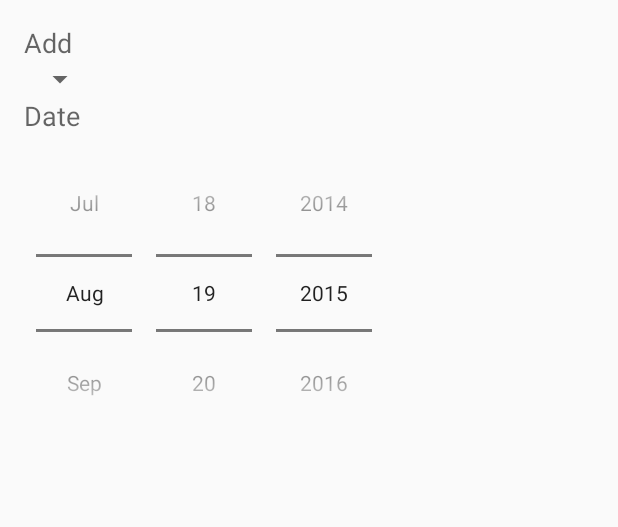
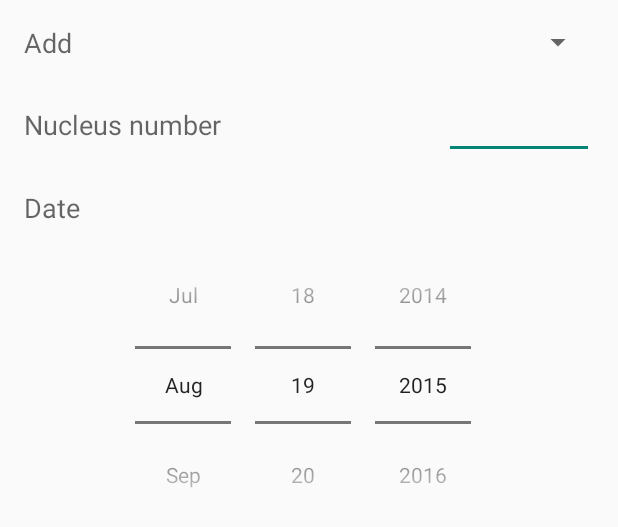
Before and after one commit to napcosta/Beehive, an Android app: the layout action_add_overlay.xml on its own in the app's theme, with its tools: preview values and no code run, on a phone screen of 412 x 824 dp. Shown: the top 527 px of the screen. Run offline under Robolectric (Android 15) with nearby library versions, the phone set to English and light mode, and no system bars.

```diff
--- a/app/src/main/java/com/example/bee/beehive/CustomCursorAdapter.java
+++ b/app/src/main/java/com/example/bee/beehive/CustomCursorAdapter.java
@@ -88,6 +88,8 @@ public class CustomCursorAdapter extends CursorAdapter {
 //					Toast.makeText(context, ""+context.getSharedPreferences(PREFERENCES, context.MODE_PRIVATE).getInt("apiary_id", 0), Toast.LENGTH_SHORT).show();
 				} else if (activity_name.equals(HiveActivity.class.getSimpleName())) {
 					((HiveActivity) context).popDialog(item_id);
+				} else if (activity_name.equals(ActionActivity.class.getSimpleName())) {
+					((ActionActivity) context).popDialog(item_id);
 				}
 
 				//Toast.makeText(context, ""+item_id, Toast.LENGTH_SHORT).show();
--- a/app/src/main/java/com/example/bee/beehive/Fragments/AddApiaryOverlay.java
+++ b/app/src/main/java/com/example/bee/beehive/Fragments/AddApiaryOverlay.java
@@ -57,10 +57,6 @@ public class AddApiaryOverlay extends DialogFragment {
 
 	public void setName(String name, int id)
 	{
-		//final LayoutInflater inflater = getActivity().getLayoutInflater();
-		//final View view = inflater.inflate(R.layout.activity_add_apiary_overlay, null);
-		//EditText editText = (EditText)view.findViewById(R.id.ApiaryNameInput);
-		//editText.setText(name);
 		this.name = name;
 		this.id = id;
 	}
--- a/app/src/main/res/layout/action_add_overlay.xml
+++ b/app/src/main/res/layout/action_add_overlay.xml
@@ -10,10 +10,11 @@
 
 
     <LinearLayout
-        android:orientation="vertical"
+        android:orientation="horizontal"
         android:layout_width="match_parent"
         android:layout_height="wrap_content"
-        android:id="@+id/linearLayout3">
+        android:id="@+id/linearLayout3"
+        android:paddingBottom="20dp">
 
         <TextView
             android:text="@string/action_add"
@@ -25,20 +26,60 @@
             android:layout_alignParentLeft="true"
             android:layout_alignParentStart="true"/>
 
+        <!-- THIS VIEW IS A HACK TO ALIGN THE INPUT TO THE RIGHT -->
+        <View
+            android:layout_width="0dp"
+            android:layout_height="0dp"
+            android:layout_weight="1"/>
+
         <Spinner
-            android:layout_width="wrap_content"
+            android:layout_width="175dp"
             android:layout_height="wrap_content"
             android:id="@+id/spinner"
             android:layout_below="@+id/textView"
             android:layout_alignParentLeft="true"
-            android:layout_alignParentStart="true"/>
+            android:layout_alignParentStart="true"
+            />
+    </LinearLayout>
+
+    <LinearLayout
+        android:orientation="horizontal"
+        android:layout_width="match_parent"
+        android:layout_height="wrap_content"
+        android:layout_below="@+id/linearLayout3"
+        android:id="@+id/nucleus_layout"
+        android:paddingBottom="20dp"
+        android:layout_alignParentRight="false"
+        android:layout_alignParentEnd="true">
+
+        <TextView
+            android:layout_width="wrap_content"
+            android:layout_height="wrap_content"
+            android:textAppearance="?android:attr/textAppearanceMedium"
+            android:text="Nucleus number"
+            android:id="@+id/textView5"/>
+
+        <!-- THIS VIEW IS A HACK TO ALIGN THE INPUT TO THE RIGHT -->
+        <View
+            android:layout_width="0dp"
+            android:layout_height="0dp"
+            android:layout_weight="1"/>
+
+        <EditText
+            android:layout_width="100dp"
+            android:layout_height="wrap_content"
+            android:inputType="numberDecimal"
+            android:ems="10"
+            android:id="@+id/nucleus_number"/>
     </LinearLayout>
 
     <LinearLayout
         android:orientation="vertical"
         android:layout_width="match_parent"
         android:layout_height="wrap_content"
-        android:layout_below="@+id/linearLayout3"
+        android:gravity="center"
+        android:paddingBottom="20dp"
+        android:layout_below="@+id/nucleus_layout"
         android:layout_alignParentLeft="true"
         android:layout_alignParentStart="true">
 
@@ -50,7 +91,9 @@
             android:layout_below="@+id/spinner"
             android:layout_alignParentLeft="true"
             android:layout_alignParentStart="true"
-            android:id="@+id/textView2"/>
+            android:id="@+id/textView2"
+            android:layout_gravity="top"/>
+
 
         <DatePicker
             android:layout_width="wrap_content"
```
Also changed, not shown: app/src/main/java/com/example/bee/beehive/Action.java (+23 -2 lines), app/src/main/java/com/example/bee/beehive/Activities/ActionActivity.java (+11 -2 lines), app/src/main/java/com/example/bee/beehive/Activities/ApiaryActivity.java (+0 -12 lines), app/src/main/java/com/example/bee/beehive/Activities/HiveActivity.java (+0 -15 lines), app/src/main/java/com/example/bee/beehive/DatabaseHandler.java (+41 -13 lines), app/src/main/java/com/example/bee/beehive/Fragments/AddActionOverlay.java (+51 -7 lines), app/src/main/res/values/strings.xml (+3 -4 lines).
